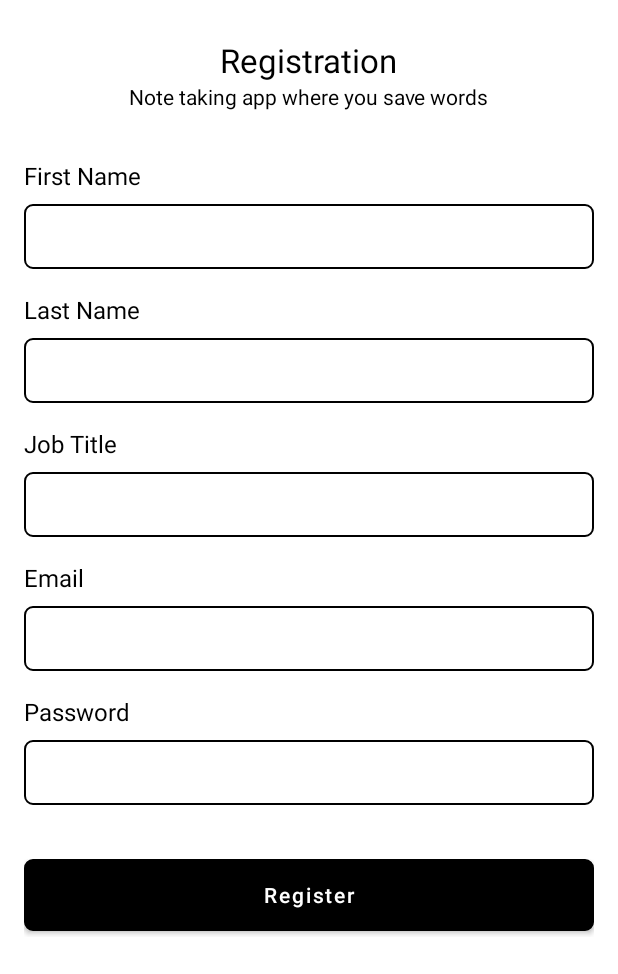
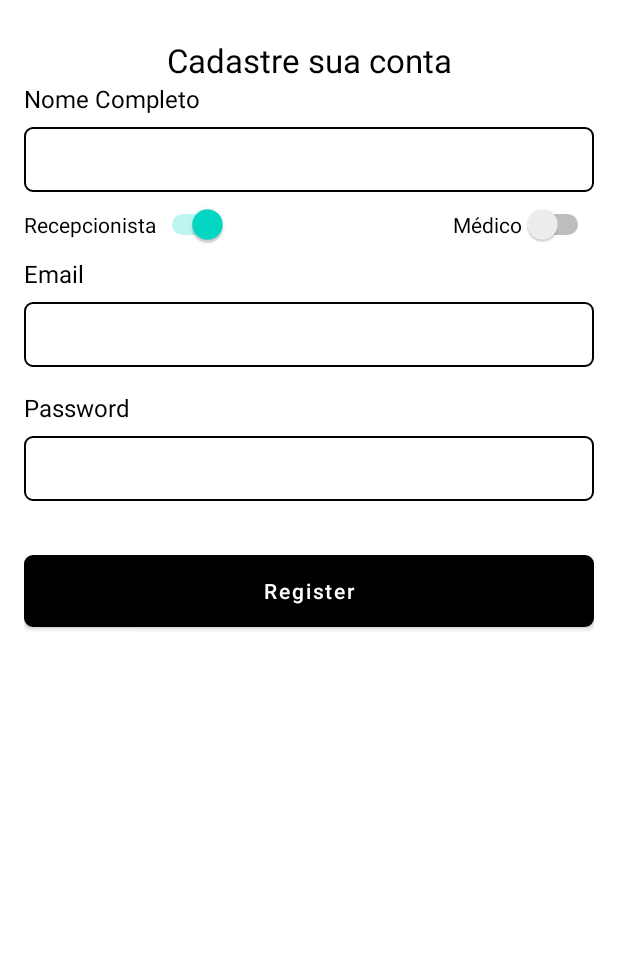
Before and after one commit to GuiGoulart/TrabalhoFaculdade, an Android app: the RegisterActivity screen opened directly, with no data from a screen before it, after a tap on "Register", on a phone screen of 412 x 824 dp. Shown: the top 974 px of the screen. Run offline under Robolectric (Android 15) with nearby library versions, the phone set to English and light mode, and no system bars; our stand-ins replace Dagger/Hilt's generated code; 2 other taps on this screen came first.

Commit message:
first commit

```diff
--- a/app/src/main/java/com/severo/trabalho_arquiterura_sistema/SplashActivity.kt
+++ b/app/src/main/java/com/severo/trabalho_arquiterura_sistema/SplashActivity.kt
@@ -5,6 +5,7 @@ import android.content.Intent
 import androidx.appcompat.app.AppCompatActivity
 import android.os.Bundle
 import androidx.lifecycle.lifecycleScope
+import com.severo.trabalho_arquiterura_sistema.presentation.login.LoginActivity
 import dagger.hilt.android.AndroidEntryPoint
 import kotlinx.coroutines.delay
 import kotlinx.coroutines.launch
--- a/app/src/main/java/com/severo/trabalho_arquiterura_sistema/data/model/User.kt
+++ b/app/src/main/java/com/severo/trabalho_arquiterura_sistema/data/model/User.kt
@@ -1,10 +1,8 @@
 package com.severo.trabalho_arquiterura_sistema.data.model
 
-
-data class User(
+open class User(
     var id: String = "",
     val first_name: String = "",
-    val last_name: String = "",
-    val job_title: String = "",
+    val function: String = "",
     val email: String = "",
 )
--- a/app/src/main/java/com/severo/trabalho_arquiterura_sistema/data/repository/AuthRepository.kt
+++ b/app/src/main/java/com/severo/trabalho_arquiterura_sistema/data/repository/AuthRepository.kt
@@ -4,6 +4,6 @@ import com.severo.trabalho_arquiterura_sistema.data.model.User
 import com.severo.trabalho_arquiterura_sistema.util.UiState
 
 interface AuthRepository {
-    fun registerUser(email: String, password: String, user: User, result: (UiState<String>) -> Unit)
+    fun registerUser(email: String, password: String, user: User, result: (UiState<User>) -> Unit)
     fun loginUser(email: String, password: String, result: (UiState<String>) -> Unit)
 }
--- a/app/src/main/java/com/severo/trabalho_arquiterura_sistema/data/repository/AuthRepositoryImp.kt
+++ b/app/src/main/java/com/severo/trabalho_arquiterura_sistema/data/repository/AuthRepositoryImp.kt
@@ -20,10 +20,10 @@ class AuthRepositoryImp(
     override fun registerUser(
         email: String,
         password: String,
-        user: User, result: (UiState<String>) -> Unit
+        user: User, result: (UiState<User>) -> Unit
     ) {
         result.invoke(
-            UiState.Success("User register successfully!")
+            UiState.Success(user)
         )
     }
 
--- a/app/src/main/java/com/severo/trabalho_arquiterura_sistema/presentation/register/RegisterActivity.kt
+++ b/app/src/main/java/com/severo/trabalho_arquiterura_sistema/presentation/register/RegisterActivity.kt
@@ -1,12 +1,14 @@
 package com.severo.trabalho_arquiterura_sistema.presentation.register
 
+import android.content.Intent
 import android.os.Bundle
 import androidx.activity.viewModels
 import androidx.appcompat.app.AppCompatActivity
-import com.google.firebase.auth.FirebaseAuth
 import com.severo.trabalho_arquiterura_sistema.R
 import com.severo.trabalho_arquiterura_sistema.data.model.User
 import com.severo.trabalho_arquiterura_sistema.databinding.ActivityRegisterBinding
+import com.severo.trabalho_arquiterura_sistema.presentation.home.HomeDoctorActivity
+import com.severo.trabalho_arquiterura_sistema.presentation.home.HomeReceptionistActivity
 import com.severo.trabalho_arquiterura_sistema.util.*
 import dagger.hilt.android.AndroidEntryPoint
 
@@ -21,6 +23,7 @@ class RegisterActivity : AppCompatActivity() {
         binding = ActivityRegisterBinding.inflate(layoutInflater)
         setContentView(binding.root)
         init()
+        validationCheckFunction()
     }
 
     private fun init() {
@@ -36,53 +39,66 @@ class RegisterActivity : AppCompatActivity() {
         }
     }
 
-    fun observer() {
+    private fun validationCheckFunction() {
+        binding.switchDoctor.setOnClickListener {
+            if (binding.switchReceptionist.isChecked) {
+                binding.switchReceptionist.isChecked = false
+            }
+        }
+
+        binding.switchReceptionist.setOnClickListener {
+            if (binding.switchDoctor.isChecked) {
+                binding.switchDoctor.isChecked = false
+            }
+        }
+    }
+
+    private fun observer() {
         viewModel.register.observe(this) { state ->
             when(state){
                 is UiState.Loading -> {
-                    binding.registerBtn.setText("")
+                    binding.registerBtn.text = ""
                     binding.registerProgress.show()
                 }
                 is UiState.Failure -> {
-                    binding.registerBtn.setText("Register")
+                    binding.registerBtn.text = "Register"
                     binding.registerProgress.hide()
                     toast(state.error)
                 }
                 is UiState.Success -> {
-                    binding.registerBtn.setText("Register")
+                    binding.registerBtn.text = "Register"
                     binding.registerProgress.hide()
-                    toast(state.data)
+                    toast(getString(R.string.register_sucess))
+                    if(state.data.function === "Doctor") {
+                        startActivity(Intent(this, HomeDoctorActivity::class.java))
+                    } else {
+                        startActivity(Intent(this, HomeReceptionistActivity::class.java))
+                    }
                 }
             }
         }
     }
 
-    fun getUserObj(): User {
+    private fun getUserObj(): User {
         return User(
             id = "",
             first_name = binding.firstNameEt.text.toString(),
-            last_name = binding.lastNameEt.text.toString(),
-            job_title = binding.jobTitleEt.text.toString(),
+            function = if(binding.switchDoctor.isChecked) "Doctor" else "Receptionist",
             email = binding.emailEt.text.toString(),
         )
     }
 
-    fun validation(): Boolean {
+    private fun validation(): Boolean {
         var isValid = true
+
+        if (!binding.switchDoctor.isChecked && !binding.switchReceptionist.isChecked) {
+            isValid = false
+            toast(getString(R.string.enter_function))
+        }
 
         if (binding.firstNameEt.text.isNullOrEmpty()){
             isValid = false
             toast(getString(R.string.enter_first_name))
-        }
-
-        if (binding.lastNameEt.text.isNullOrEmpty()){
-            isValid = false
-            toast(getString(R.string.enter_last_name))
-        }
-
-        if (binding.jobTitleEt.text.isNullOrEmpty()){
-            isValid = false
-            toast(getString(R.string.enter_job_title))
         }
 
         if (binding.emailEt.text.isNullOrEmpty()){
--- a/app/src/main/java/com/severo/trabalho_arquiterura_sistema/presentation/register/RegisterViewModel.kt
+++ b/app/src/main/java/com/severo/trabalho_arquiterura_sistema/presentation/register/RegisterViewModel.kt
@@ -14,18 +14,9 @@ class RegisterViewModel @Inject constructor(
     val repository: AuthRepository
 ): ViewModel() {
 
-    private val _register = MutableLiveData<UiState<String>>()
-    val register: LiveData<UiState<String>>
+    private val _register = MutableLiveData<UiState<User>>()
+    val register: LiveData<UiState<User>>
         get() = _register
-
-    private val _login = MutableLiveData<UiState<String>>()
-    val login: LiveData<UiState<String>>
-        get() = _login
-
-    private val _forgotPassword = MutableLiveData<UiState<String>>()
-    val forgotPassword: LiveData<UiState<String>>
-        get() = _forgotPassword
-
 
     fun register(
         email: String,
@@ -39,32 +30,4 @@ class RegisterViewModel @Inject constructor(
             user = user
         ) { _register.value = it }
     }
-
-    fun login(
-        email: String,
-        password: String
-    ) {
-        _login.value = UiState.Loading
-        repository.loginUser(
-            email,
-            password
-        ){
-            _login.value = it
-        }
-    }
-
-    fun forgotPassword(email: String) {
-        _forgotPassword.value = UiState.Loading
-        repository.forgotPassword(email){
-            _forgotPassword.value = it
-        }
-    }
-
-    fun logout(result: () -> Unit){
-        repository.logout(result)
-    }
-
-    fun getSession(result: (User?) -> Unit){
-        repository.getSession(result)
-    }
 }
--- a/app/src/main/res/layout/activity_register.xml
+++ b/app/src/main/res/layout/activity_register.xml
@@ -11,7 +11,7 @@
         android:layout_width="wrap_content"
         android:layout_height="wrap_content"
         android:layout_marginTop="25dp"
-        android:text="Registration"
+        android:text="Cadastre sua conta"
         android:textColor="@color/black"
         android:textSize="22dp"
         app:layout_constraintEnd_toEndOf="parent"
@@ -19,27 +19,15 @@
         app:layout_constraintTop_toTopOf="parent" />
 
     <TextView
-        android:id="@+id/headline"
-        android:layout_width="wrap_content"
-        android:layout_height="wrap_content"
-        android:text="Note taking app where you save words"
-        android:textColor="@color/black"
-        android:textSize="14dp"
-        app:layout_constraintEnd_toEndOf="parent"
-        app:layout_constraintStart_toStartOf="parent"
-        app:layout_constraintTop_toBottomOf="@+id/name" />
-
-    <TextView
         android:id="@+id/first_name_label"
         android:layout_width="wrap_content"
         android:layout_height="wrap_content"
         android:layout_marginStart="16dp"
-        android:layout_marginTop="32dp"
-        android:text="First Name"
+        android:text="Nome Completo"
         android:textColor="@color/black"
         android:textSize="16dp"
         app:layout_constraintStart_toStartOf="parent"
-        app:layout_constraintTop_toBottomOf="@+id/headline" />
+        app:layout_constraintTop_toBottomOf="@+id/name" />
 
     <EditText
         android:id="@+id/first_name_et"
@@ -60,79 +48,35 @@
         app:layout_constraintStart_toStartOf="parent"
         app:layout_constraintTop_toBottomOf="@+id/first_name_label" />
 
-    <TextView
-        android:id="@+id/last_name_label"
+    <Switch
+        android:id="@+id/switchDoctor"
         android:layout_width="wrap_content"
         android:layout_height="wrap_content"
-        android:layout_marginStart="16dp"
-        android:layout_marginTop="16dp"
-        android:text="Last Name"
-        android:textColor="@color/black"
-        android:textSize="16dp"
-        app:layout_constraintStart_toStartOf="parent"
+        android:layout_marginTop="8dp"
+        android:text="Médico"
+        app:layout_constraintEnd_toEndOf="@+id/first_name_et"
         app:layout_constraintTop_toBottomOf="@+id/first_name_et" />
 
-    <EditText
-        android:id="@+id/last_name_et"
-        android:layout_width="0dp"
-        android:layout_height="wrap_content"
-        android:layout_marginStart="16dp"
-        android:layout_marginLeft="16dp"
-        android:layout_marginTop="8dp"
-        android:layout_marginEnd="16dp"
-        android:layout_marginRight="16dp"
-        android:background="@drawable/black_white_rect_bg"
-        android:ems="10"
-        android:inputType="textPersonName"
-        android:textColor="@color/black"
-        android:textSize="14dp"
-        app:layout_constraintEnd_toEndOf="parent"
-        app:layout_constraintHorizontal_bias="0.0"
-        app:layout_constraintStart_toStartOf="parent"
-        app:layout_constraintTop_toBottomOf="@+id/last_name_label" />
-
-    <TextView
-        android:id="@+id/job_title_label"
+    <Switch
+        android:id="@+id/switchReceptionist"
         android:layout_width="wrap_content"
         android:layout_height="wrap_content"
-        android:layout_marginStart="16dp"
-        android:layout_marginTop="16dp"
-        android:text="Job Title"
-        android:textColor="@color/black"
-        android:textSize="16dp"
-        app:layout_constraintStart_toStartOf="parent"
-        app:layout_constraintTop_toBottomOf="@+id/last_name_et" />
-
-    <EditText
-        android:id="@+id/job_title_et"
-        android:layout_width="0dp"
-        android:layout_height="wrap_content"
-        android:layout_marginStart="16dp"
-        android:layout_marginLeft="16dp"
         android:layout_marginTop="8dp"
-        android:layout_marginEnd="16dp"
-        android:layout_marginRight="16dp"
-        android:background="@drawable/black_white_rect_bg"
-        android:ems="10"
-        android:inputType="textPersonName"
-        android:textColor="@color/black"
-        android:textSize="14dp"
-        app:layout_constraintEnd_toEndOf="parent"
-        app:layout_constraintHorizontal_bias="0.0"
-        app:layout_constraintStart_toStartOf="parent"
-        app:layout_constraintTop_toBottomOf="@+id/job_title_label" />
+        android:text="Recepcionista"
+        app:layout_constraintStart_toStartOf="@+id/first_name_et"
+        app:layout_constraintTop_toBottomOf="@+id/first_name_et" />
 
     <TextView
         android:id="@+id/email_label"
         android:layout_width="wrap_content"
         android:layout_height="wrap_content"
         android:layout_marginStart="16dp"
-        android:layout_marginTop="16dp"
+        android:layout_marginTop="8dp"
         android:text="Email"
         android:textColor="@color/black"
         android:textSize="16dp"
         app:layout_constraintStart_toStartOf="parent"
-        app:layout_constraintTop_toBottomOf="@+id/job_title_et" />
+        app:layout_constraintTop_toBottomOf="@+id/switchReceptionist" />
 
     <EditText
         android:id="@+id/email_et"
--- a/app/src/main/res/values/strings.xml
+++ b/app/src/main/res/values/strings.xml
@@ -1,10 +1,10 @@
 <resources>
     <string name="app_name">Trabalho-Arquiterura-Sistema</string>
-    <string name="enter_first_name">Enter first name</string>
-    <string name="enter_last_name">Enter last name</string>
-    <string name="enter_job_title">Enter job title</string>
-    <string name="enter_email">Enter email address</string>
-    <string name="invalid_email">Invalid email entered</string>
-    <string name="enter_password">Enter password</string>
-    <string name="invalid_password">Your password must be at least 8 characters</string>
+    <string name="enter_first_name">Digite seu nome completo</string>
+    <string name="enter_function">Selecione uma função</string>
+    <string name="register_sucess">Cadastro realizado com sucesso</string>
+    <string name="enter_email">Digite o seu endereço de e-mail </string>
+    <string name="invalid_email">E-mail invalido</string>
+    <string name="enter_password">Digite a sua senha</string>
+    <string name="invalid_password">Senha deve conter 8 caracter</string>
 </resources>
```
Also changed, not shown: app/src/main/AndroidManifest.xml (+14 -0 lines), app/src/main/java/com/severo/trabalho_arquiterura_sistema/presentation/home/HomeDoctorActivity.kt (added, +12 -0 lines), app/src/main/java/com/severo/trabalho_arquiterura_sistema/presentation/home/HomeReceptionistActivity.kt (added, +12 -0 lines), app/src/main/res/layout/activity_home_doctor.xml (added, +9 -0 lines), app/src/main/res/layout/activity_home_receptionist.xml (added, +9 -0 lines).
